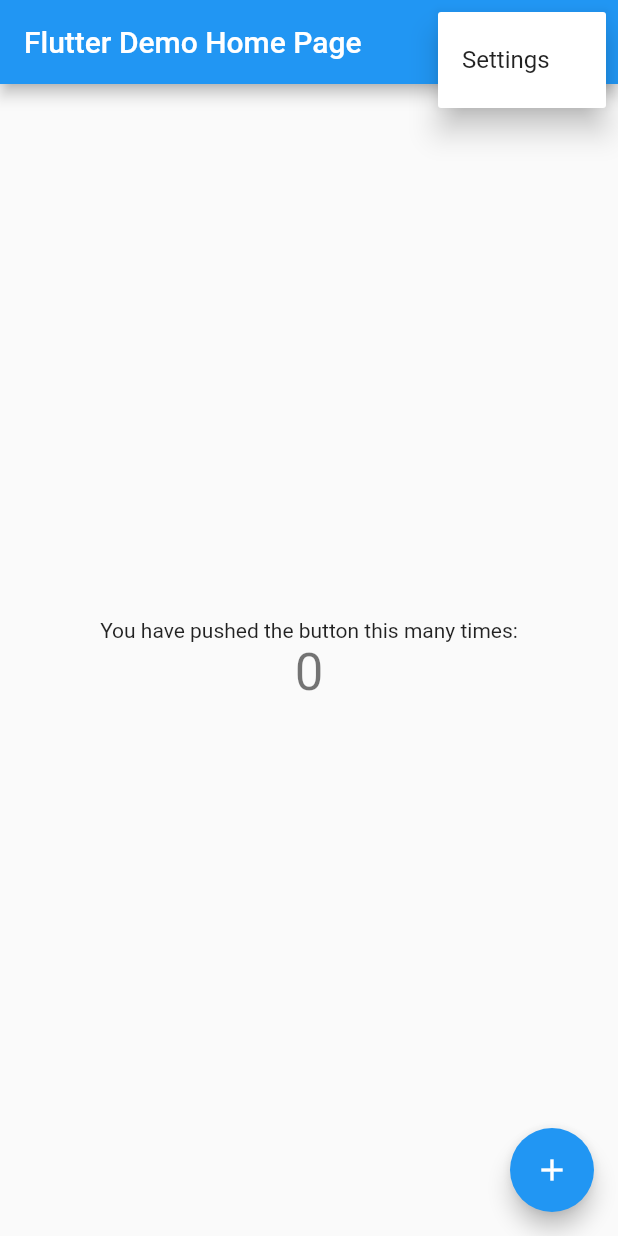
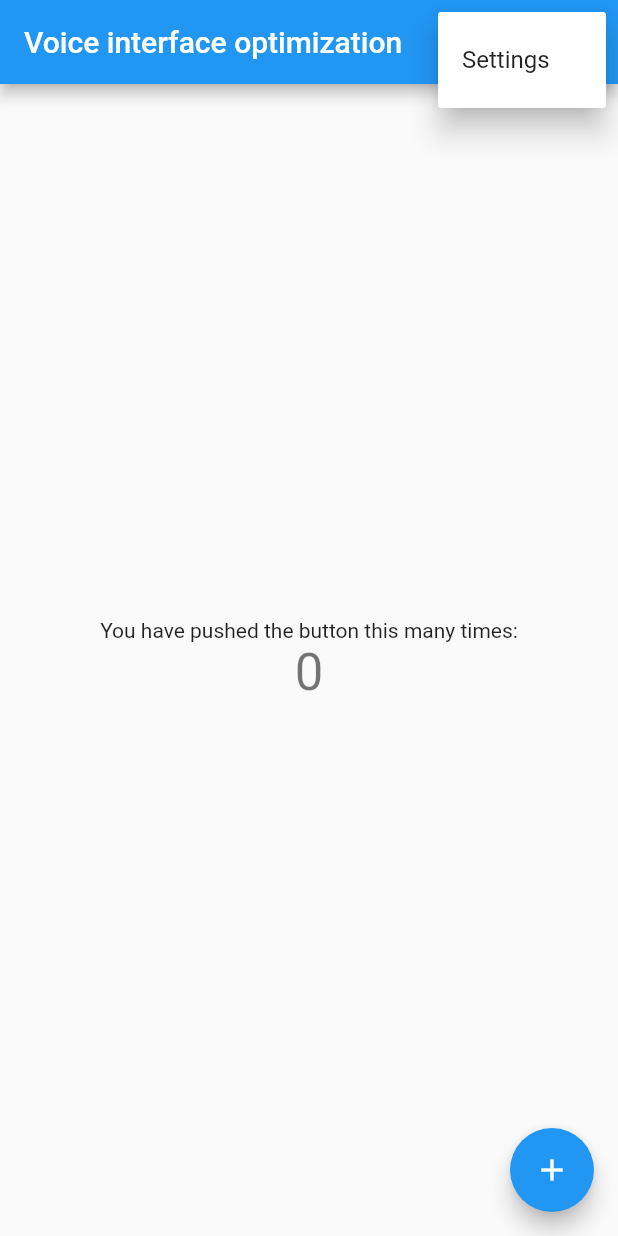
Before and after one commit to michaldomino/Voice-interface-optimization, a Flutter app: the screen it shows after launch, after a tap on the "more vert" icon, on a phone screen of 412 x 824 dp. Run offline on Flutter 3.47's test engine with Material 2 defaults, Android fonts, the phone set to English and light mode, and no system bars; generated files the repository leaves out were written again.

Commit message:
Add localization initialization

```diff
--- a/lib/l10n/intl_en.arb
+++ b/lib/l10n/intl_en.arb
@@ -1 +1,3 @@
-{}
+{
+  "appTitle": "Voice interface optimization"
+}
--- a/lib/main.dart
+++ b/lib/main.dart
@@ -1,5 +1,6 @@
 import 'package:flutter/material.dart';
 import 'package:flutter_localizations/flutter_localizations.dart';
+import 'package:voice_interface_optimization/generated/l10n.dart';
 import 'package:voice_interface_optimization/screens/main/main_screen.dart';
 import 'package:voice_interface_optimization/screens/settings/settings.dart';
 
@@ -24,13 +25,12 @@ class MyApp extends StatelessWidget {
         primarySwatch: Colors.blue,
       ),
       localizationsDelegates: [
+        S.delegate,
         GlobalMaterialLocalizations.delegate,
         GlobalWidgetsLocalizations.delegate,
+//        GlobalCupertinoLocalizations.delegate,
       ],
-      supportedLocales: [
-        Locale('en', ''),
-        Locale('pl', ''),
-      ],
+      supportedLocales: S.delegate.supportedLocales,
       routes: {
         RoutesModel.MAIN_SCREEN: (context) =>
             MainScreen(title: 'Flutter Demo Home Page'),
--- a/lib/screens/main/main_screen_app_bar.dart
+++ b/lib/screens/main/main_screen_app_bar.dart
@@ -1,4 +1,5 @@
 import 'package:flutter/material.dart';
+import 'package:voice_interface_optimization/generated/l10n.dart';
 import 'package:voice_interface_optimization/main.dart';
 import 'package:voice_interface_optimization/screens/main/main_screen.dart';
 
@@ -12,7 +13,7 @@ class MainScreenAppBar extends StatelessWidget {
     return AppBar(
       // Here we take the value from the MyHomePage object that was created by
       // the App.build method, and use it to set our appbar title.
-      title: Text(widget.title),
+      title: Text(S.of(context).appTitle),
       actions: <Widget>[
         PopupMenuButton(
           itemBuilder: (context) {
```
Also changed, not shown: lib/generated/l10n.dart.
